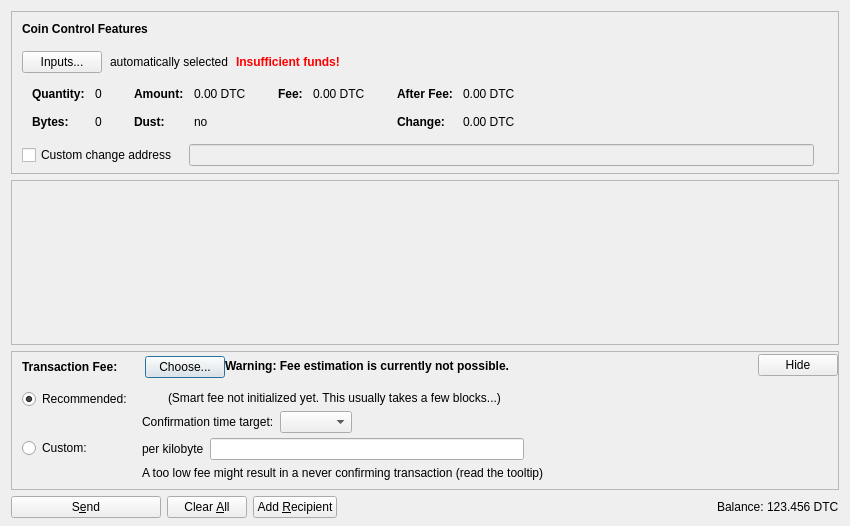
The window that src/qt/forms/sendcoinsdialog.ui (nkpatro/catcoin) describes before a commit, drawn with Qt 5.
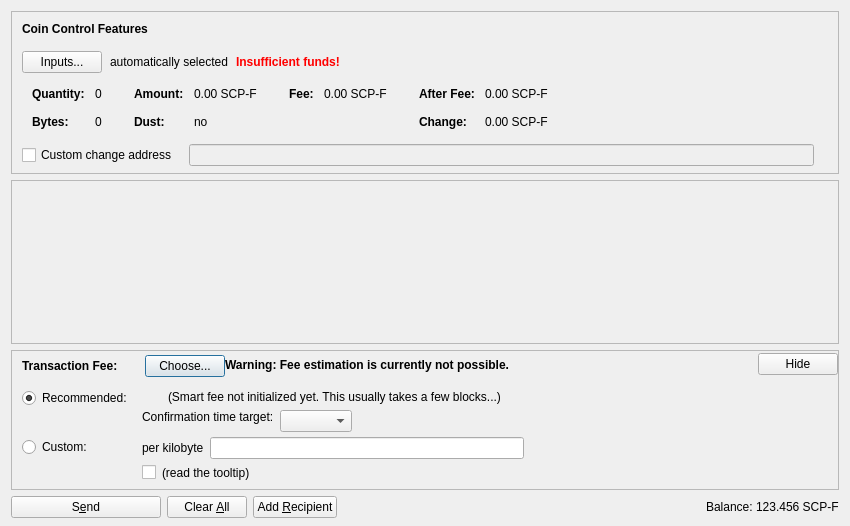
The same window after the commit. Icons and pictures are not drawn. Custom widgets are drawn as their Qt base class.

What changed in the file:
```diff
--- a/src/qt/forms/sendcoinsdialog.ui
+++ b/src/qt/forms/sendcoinsdialog.ui
@@ -324,7 +324,7 @@
                   <enum>Qt::ActionsContextMenu</enum>
                  </property>
                  <property name="text">
-                  <string notr="true">0.00 DTC</string>
+                  <string notr="true">0.00 SCP-F</string>
                  </property>
                  <property name="textInteractionFlags">
                   <set>Qt::LinksAccessibleByMouse|Qt::TextSelectableByKeyboard|Qt::TextSelectableByMouse</set>
@@ -404,7 +404,7 @@
                   <enum>Qt::ActionsContextMenu</enum>
                  </property>
                  <property name="text">
-                  <string notr="true">0.00 DTC</string>
+                  <string notr="true">0.00 SCP-F</string>
                  </property>
                  <property name="textInteractionFlags">
                   <set>Qt::LinksAccessibleByMouse|Qt::TextSelectableByKeyboard|Qt::TextSelectableByMouse</set>
@@ -455,7 +455,7 @@
                   <enum>Qt::ActionsContextMenu</enum>
                  </property>
                  <property name="text">
-                  <string notr="true">0.00 DTC</string>
+                  <string notr="true">0.00 SCP-F</string>
                  </property>
                  <property name="textInteractionFlags">
                   <set>Qt::LinksAccessibleByMouse|Qt::TextSelectableByKeyboard|Qt::TextSelectableByMouse</set>
@@ -484,7 +484,7 @@
                   <enum>Qt::ActionsContextMenu</enum>
                  </property>
                  <property name="text">
-                  <string notr="true">0.00 DTC</string>
+                  <string notr="true">0.00 SCP-F</string>
                  </property>
                  <property name="textInteractionFlags">
                   <set>Qt::LinksAccessibleByMouse|Qt::TextSelectableByKeyboard|Qt::TextSelectableByMouse</set>
@@ -878,7 +878,17 @@
                <item>
                 <layout class="QHBoxLayout" name="horizontalLayoutFee8">
                  <item>
-                  <widget class="QLabel" name="labelCustomFeeWarning">
+                  <widget class="QCheckBox" name="checkBoxMinimumFee">
+                   <property name="toolTip">
+                    <string>Paying only the minimum fee is just fine as long as there is less transaction volume than space in the blocks. But be aware that this can end up in a never confirming transaction once there is more demand for scpfoundation transactions than the network can process.</string>
+                   </property>
+                   <property name="text">
+                    <string/>
+                   </property>
+                  </widget>
+                 </item>
+                 <item>
+                  <widget class="QLabel" name="labelMinFeeWarning">
                    <property name="enabled">
                     <bool>true</bool>
                    </property>
@@ -886,7 +896,10 @@
                     <string>When there is less transaction volume than space in the blocks, miners as well as relaying nodes may enforce a minimum fee. Paying only this minimum fee is just fine, but be aware that this can result in a never confirming transaction once there is more demand for datacoin transactions than the network can process.</string>
                    </property>
                    <property name="text">
-                    <string>A too low fee might result in a never confirming transaction (read the tooltip)</string>
+                    <string>(read the tooltip)</string>
+                   </property>
+                   <property name="margin">
+                    <number>5</number>
                    </property>
                   </widget>
                  </item>
@@ -979,6 +992,9 @@
                    <property name="text">
                     <string/>
                    </property>
+                   <property name="margin">
+                    <number>2</number>
+                   </property>
                   </widget>
                  </item>
                  <item>
@@ -993,6 +1009,9 @@
                    <property name="text">
                     <string>(Smart fee not initialized yet. This usually takes a few blocks...)</string>
                    </property>
+                   <property name="margin">
+                    <number>2</number>
+                   </property>
                   </widget>
                  </item>
                  <item>
@@ -1019,8 +1038,24 @@
                      <property name="text">
                       <string>Confirmation time target:</string>
                      </property>
+                     <property name="margin">
+                      <number>2</number>
+                     </property>
                     </widget>
                    </item>
+                   <item>
+                    <spacer name="verticalSpacer_3">
+                     <property name="orientation">
+                      <enum>Qt::Vertical</enum>
+                     </property>
+                     <property name="sizeHint" stdset="0">
+                      <size>
+                       <width>1</width>
+                       <height>1</height>
+                      </size>
+                     </property>
+                    </spacer>
+                   </item>
                   </layout>
                  </item>
                  <item>
@@ -1204,7 +1239,7 @@
           <cursorShape>IBeamCursor</cursorShape>
          </property>
          <property name="text">
-          <string notr="true">123.456 DTC</string>
+          <string notr="true">123.456 SCP-F</string>
          </property>
          <property name="textInteractionFlags">
           <set>Qt::LinksAccessibleByMouse|Qt::TextSelectableByKeyboard|Qt::TextSelectableByMouse</set>
```
Left out of the diff: 6 changed lines with no effect on the pictures.
